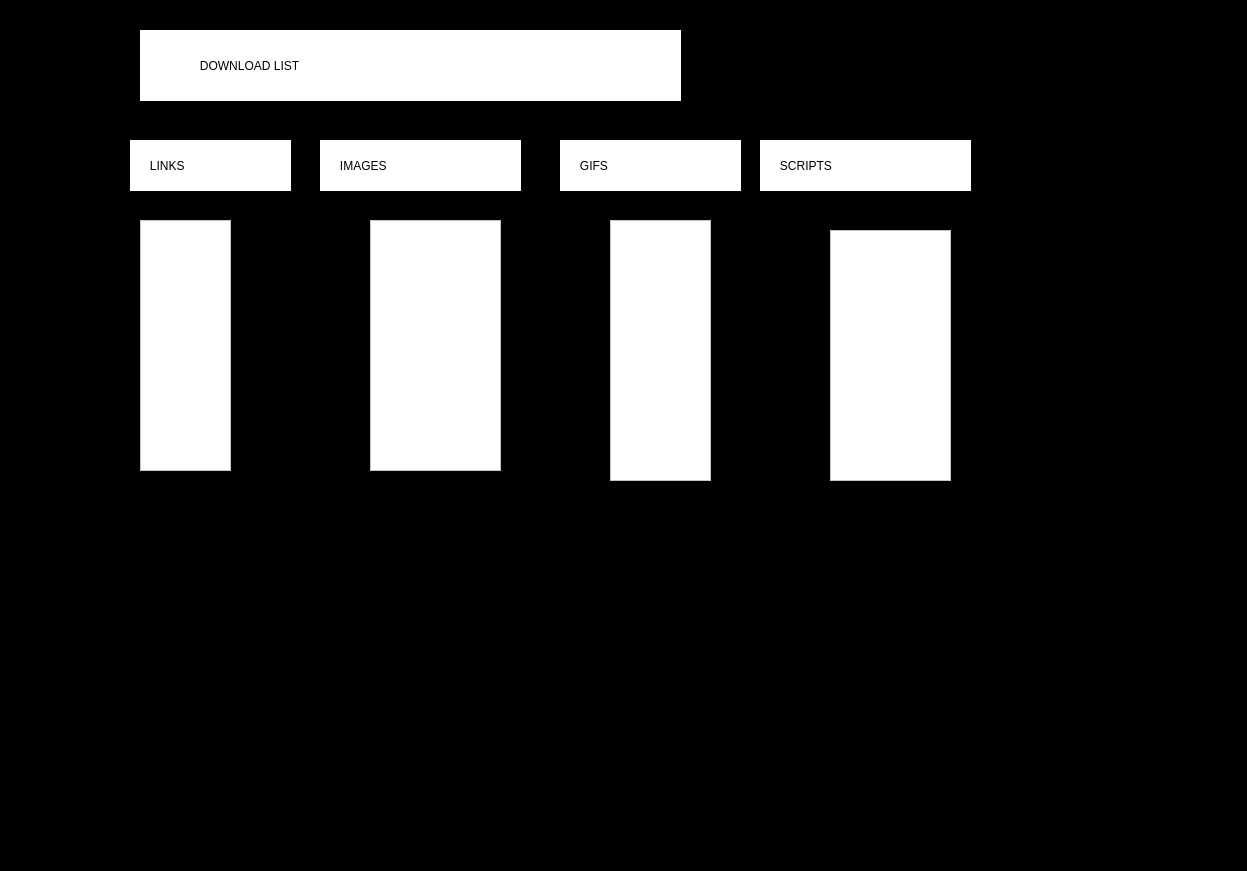
Before: the Qt Designer form web-crawler/result_page.ui in zolfaShefreie/web-crawler, drawn with Qt 5.
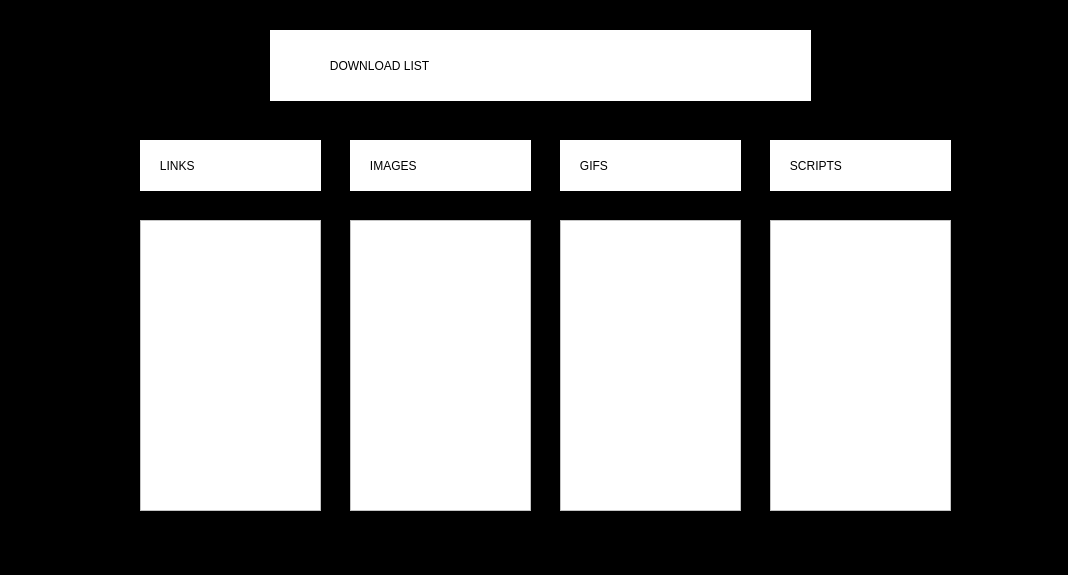
After: the same form once the commit is applied.

Diff of the .ui file:
```diff
--- a/web-crawler/result_page.ui
+++ b/web-crawler/result_page.ui
@@ -6,8 +6,8 @@
    <rect>
     <x>0</x>
     <y>0</y>
-    <width>1247</width>
-    <height>871</height>
+    <width>1068</width>
+    <height>575</height>
    </rect>
   </property>
   <property name="windowTitle">
@@ -19,7 +19,7 @@
   <widget class="QLabel" name="label">
    <property name="geometry">
     <rect>
-     <x>140</x>
+     <x>270</x>
      <y>30</y>
      <width>541</width>
      <height>71</height>
@@ -38,8 +38,8 @@
     <rect>
      <x>140</x>
      <y>220</y>
-     <width>91</width>
-     <height>251</height>
+     <width>181</width>
+     <height>291</height>
     </rect>
    </property>
    <property name="styleSheet">
@@ -49,9 +49,9 @@
   <widget class="QLabel" name="label_2">
    <property name="geometry">
     <rect>
-     <x>130</x>
+     <x>140</x>
      <y>140</y>
-     <width>161</width>
+     <width>181</width>
      <height>51</height>
     </rect>
    </property>
@@ -66,9 +66,9 @@
   <widget class="QLabel" name="label_3">
    <property name="geometry">
     <rect>
-     <x>320</x>
+     <x>350</x>
      <y>140</y>
-     <width>201</width>
+     <width>181</width>
      <height>51</height>
     </rect>
    </property>
@@ -100,9 +100,9 @@
   <widget class="QLabel" name="label_5">
    <property name="geometry">
     <rect>
-     <x>760</x>
+     <x>770</x>
      <y>140</y>
-     <width>211</width>
+     <width>181</width>
      <height>51</height>
     </rect>
    </property>
@@ -117,10 +117,10 @@
   <widget class="QListWidget" name="listWidget_2">
    <property name="geometry">
     <rect>
-     <x>370</x>
+     <x>350</x>
      <y>220</y>
-     <width>131</width>
-     <height>251</height>
+     <width>181</width>
+     <height>291</height>
     </rect>
    </property>
    <property name="styleSheet">
@@ -130,10 +130,10 @@
   <widget class="QListWidget" name="listWidget_3">
    <property name="geometry">
     <rect>
-     <x>830</x>
-     <y>230</y>
-     <width>121</width>
-     <height>251</height>
+     <x>770</x>
+     <y>220</y>
+     <width>181</width>
+     <height>291</height>
     </rect>
    </property>
    <property name="styleSheet">
@@ -143,10 +143,10 @@
   <widget class="QListWidget" name="listWidget_4">
    <property name="geometry">
     <rect>
-     <x>610</x>
+     <x>560</x>
      <y>220</y>
-     <width>101</width>
-     <height>261</height>
+     <width>181</width>
+     <height>291</height>
     </rect>
    </property>
    <property name="styleSheet">
```
